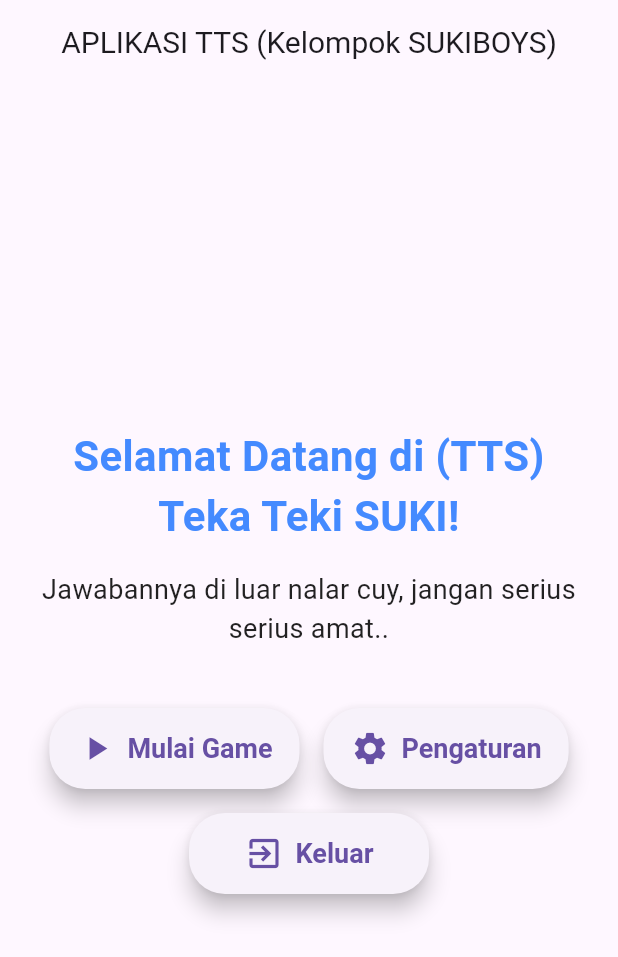
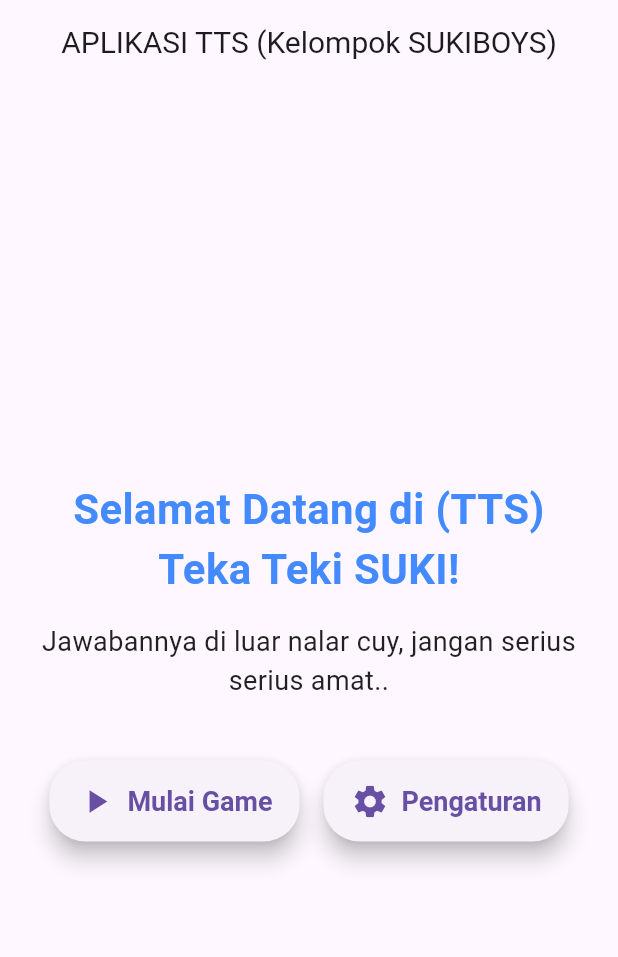
Before and after one commit to rasy-boys/teka-teki-suki, a Flutter app: the screen it shows after launch, on a phone screen of 412 x 824 dp. Shown: the top 957 px of the screen. Run offline on Flutter 3.47's test engine with Material 3 defaults, Android fonts, the phone set to English and light mode, and no system bars.

Commit message:
Pesan commit baru

```diff
--- a/lib/main.dart
+++ b/lib/main.dart
@@ -1,4 +1,5 @@
 import 'package:flutter/material.dart';
+
 
 void main() {
   runApp(const TekaTekiSUKIApp());
@@ -107,15 +108,6 @@ class HomePage extends StatelessWidget {
                   },
                 ),
 
-                _buildCustomButton(
-                  context,
-                  icon: Icons.exit_to_app,
-                  label: 'Keluar',
-                  color: Colors.redAccent,
-                  onPressed: () {
-                    Navigator.pop(context);
-                  },
-                ),
               ],
             ),
           ],
```
